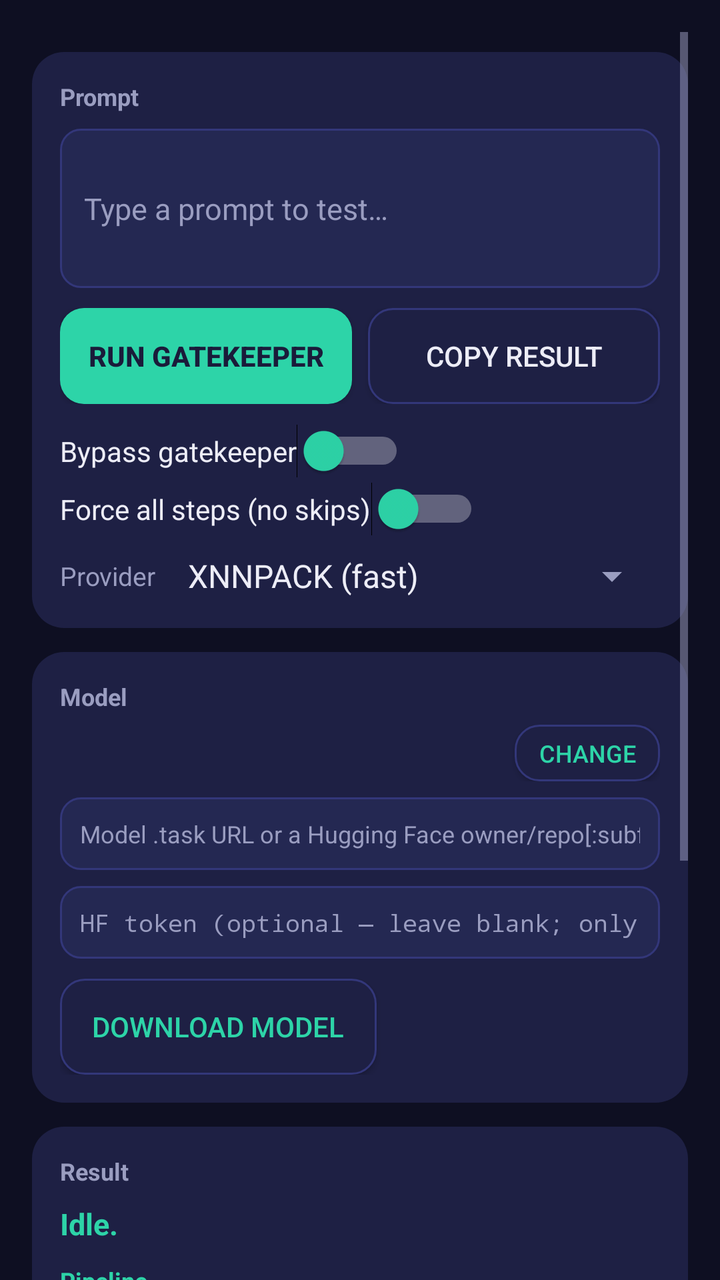
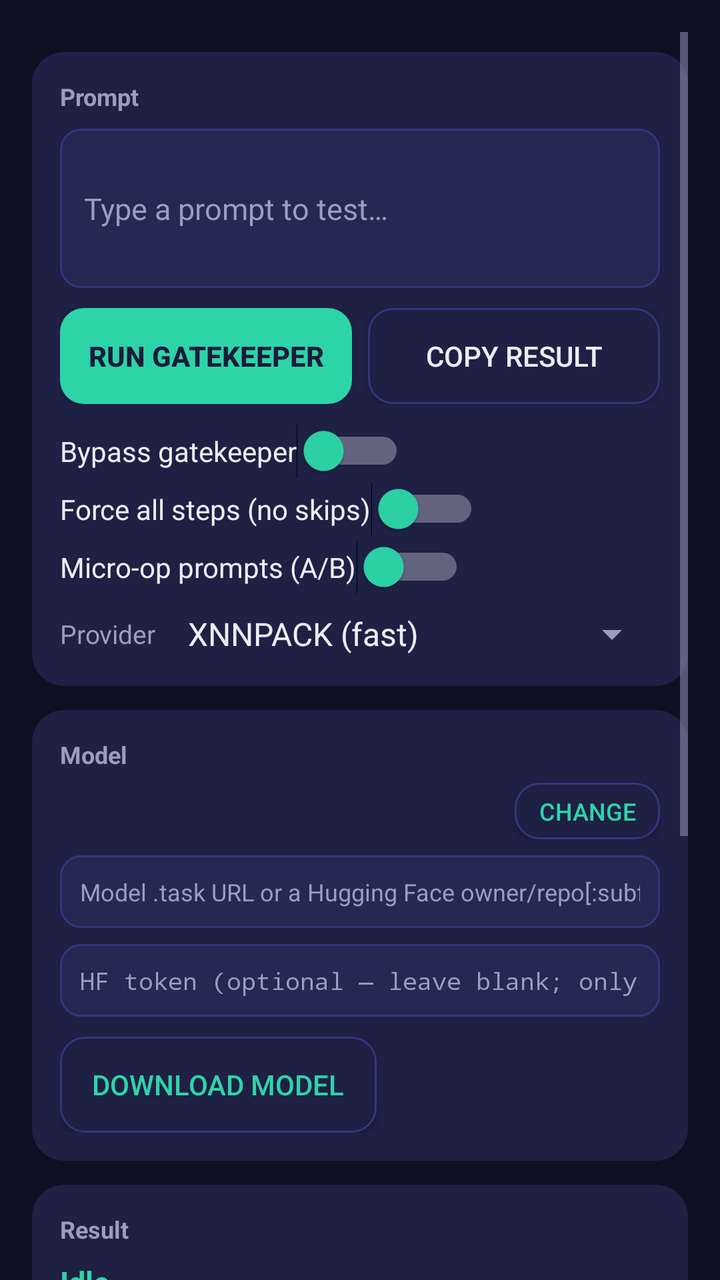

The first picture is an Android layout as it rendered before a commit; the second is the same layout after the commit. The layout source and the unified diff follow.
<!-- AndroidManifest.xml: application theme AppTheme -->
<!-- res/layout/activity_main.xml -->
<?xml version="1.0" encoding="utf-8"?>
<ScrollView xmlns:android="http://schemas.android.com/apk/res/android"
    android:layout_width="match_parent"
    android:layout_height="match_parent"
    android:background="@color/gatekeeper_bg"
    android:clipToPadding="false"
    android:padding="16dp">

    <LinearLayout
        android:layout_width="match_parent"
        android:layout_height="wrap_content"
        android:orientation="vertical"
        android:paddingBottom="96dp">

        <LinearLayout
            android:layout_width="match_parent"
            android:layout_height="wrap_content"
            android:layout_marginTop="10dp"
            android:background="@drawable/card_bg"
            android:orientation="vertical"
            android:padding="14dp">

            <TextView
                android:layout_width="wrap_content"
                android:layout_height="wrap_content"
                android:text="@string/section_prompt"
                android:textColor="@color/gatekeeper_muted"
                android:textSize="12sp"
                android:textStyle="bold" />

            <EditText
                android:id="@+id/input"
                android:layout_width="match_parent"
                android:layout_height="wrap_content"
                android:layout_marginTop="8dp"
                android:background="@drawable/field_bg"
                android:hint="@string/hint_input"
                android:inputType="textMultiLine"
                android:minLines="3"
                android:padding="12dp"
                android:textColor="@color/gatekeeper_text"
                android:textColorHint="@color/gatekeeper_muted"
                android:textSize="15sp" />

            <LinearLayout
                android:layout_width="match_parent"
                android:layout_height="wrap_content"
                android:layout_marginTop="10dp"
                android:orientation="horizontal">

                <Button
                    android:id="@+id/runButton"
                    android:layout_width="0dp"
                    android:layout_height="wrap_content"
                    android:layout_weight="1"
                    android:background="@drawable/btn_accent"
                    android:text="@string/run"
                    android:textColor="@color/gatekeeper_navy"
                    android:textStyle="bold" />

                <Button
                    android:id="@+id/copyButton"
                    android:layout_width="0dp"
                    android:layout_height="wrap_content"
                    android:layout_marginStart="8dp"
                    android:layout_weight="1"
                    android:background="@drawable/btn_subtle"
                    android:text="@string/copy_result"
                    android:textColor="@color/gatekeeper_text" />
            </LinearLayout>

            <Switch
                android:id="@+id/bypassGatekeeper"
                android:layout_width="wrap_content"
                android:layout_height="wrap_content"
                android:layout_marginTop="10dp"
                android:text="@string/bypass_gatekeeper"
                android:textColor="@color/gatekeeper_text"
                android:thumbTint="@color/gatekeeper_mint" />

            <Switch
                android:id="@+id/forceAllSteps"
                android:layout_width="wrap_content"
                android:layout_height="wrap_content"
                android:layout_marginTop="2dp"
                android:text="@string/force_all_steps"
                android:textColor="@color/gatekeeper_text"
                android:thumbTint="@color/gatekeeper_mint" />

            <LinearLayout
                android:layout_width="match_parent"
                android:layout_height="wrap_content"
                android:layout_marginTop="8dp"
                android:gravity="center_vertical"
                android:orientation="horizontal">

                <TextView
                    android:layout_width="wrap_content"
                    android:layout_height="wrap_content"
                    android:text="@string/provider_label"
                    android:textColor="@color/gatekeeper_muted"
                    android:textSize="13sp" />

                <Spinner
                    android:id="@+id/providerSpinner"
                    android:layout_width="0dp"
                    android:layout_height="wrap_content"
                    android:layout_marginStart="8dp"
                    android:layout_weight="1"
                    android:entries="@array/provider_options"
                    android:textColor="@color/gatekeeper_text" />
            </LinearLayout>
        </LinearLayout>

        <LinearLayout
            android:layout_width="match_parent"
            android:layout_height="wrap_content"
            android:layout_marginTop="12dp"
            android:background="@drawable/card_bg"
            android:orientation="vertical"
            android:padding="14dp">

            <TextView
                android:layout_width="wrap_content"
                android:layout_height="wrap_content"
                android:text="@string/section_model"
                android:textColor="@color/gatekeeper_muted"
                android:textSize="12sp"
                android:textStyle="bold" />

            <LinearLayout
                android:layout_width="match_parent"
                android:layout_height="wrap_content"
                android:layout_marginTop="6dp"
                android:gravity="center_vertical"
                android:orientation="horizontal">

                <TextView
                    android:id="@+id/modelStatus"
                    android:layout_width="0dp"
                    android:layout_height="wrap_content"
                    android:layout_weight="1"
                    android:textColor="@color/gatekeeper_text"
                    android:textSize="12sp" />

                <Button
                    android:id="@+id/modelToggleButton"
                    android:layout_width="wrap_content"
                    android:layout_height="wrap_content"
                    android:layout_marginStart="8dp"
                    android:background="@drawable/btn_subtle"
                    android:minHeight="0dp"
                    android:minWidth="0dp"
                    android:paddingStart="12dp"
                    android:paddingEnd="12dp"
                    android:paddingTop="6dp"
                    android:paddingBottom="6dp"
                    android:text="@string/change_model"
                    android:textColor="@color/gatekeeper_mint"
                    android:textSize="12sp" />
            </LinearLayout>

            <LinearLayout
                android:id="@+id/modelForm"
                android:layout_width="match_parent"
                android:layout_height="wrap_content"
                android:orientation="vertical">

                <EditText
                    android:id="@+id/modelUrl"
                    android:layout_width="match_parent"
                    android:layout_height="wrap_content"
                    android:layout_marginTop="8dp"
                    android:background="@drawable/field_bg"
                    android:hint="@string/hint_model_url"
                    android:inputType="textUri"
                    android:padding="10dp"
                    android:singleLine="true"
                    android:textColor="@color/gatekeeper_text"
                    android:textColorHint="@color/gatekeeper_muted"
                    android:textSize="12sp" />

                <EditText
                    android:id="@+id/hfToken"
                    android:layout_width="match_parent"
                    android:layout_height="wrap_content"
                    android:layout_marginTop="8dp"
                    android:background="@drawable/field_bg"
                    android:hint="@string/hint_hf_token"
                    android:inputType="textPassword"
                    android:padding="10dp"
                    android:singleLine="true"
                    android:textColor="@color/gatekeeper_text"
                    android:textColorHint="@color/gatekeeper_muted"
                    android:textSize="12sp" />

            <Button
                android:id="@+id/downloadButton"
                android:layout_width="wrap_content"
                android:layout_height="wrap_content"
                android:layout_marginTop="10dp"
                android:background="@drawable/btn_subtle"
                android:paddingStart="16dp"
                android:paddingEnd="16dp"
                android:paddingTop="10dp"
                android:paddingBottom="10dp"
                android:text="@string/download_model"
                android:textColor="@color/gatekeeper_mint" />

                <ProgressBar
                    android:id="@+id/downloadProgress"
                    style="?android:attr/progressBarStyleHorizontal"
                    android:layout_width="match_parent"
                    android:layout_height="wrap_content"
                    android:layout_marginTop="8dp"
                    android:max="100"
                    android:progressTint="@color/gatekeeper_mint"
                    android:visibility="gone" />
            </LinearLayout>

            <TextView
                android:id="@+id/updateStatus"
                android:layout_width="match_parent"
                android:layout_height="wrap_content"
                android:layout_marginTop="4dp"
                android:textColor="@color/gatekeeper_amber"
                android:textSize="12sp"
                android:textStyle="bold"
                android:visibility="gone" />
        </LinearLayout>

        <LinearLayout
            android:layout_width="match_parent"
            android:layout_height="wrap_content"
            android:layout_marginTop="12dp"
            android:background="@drawable/card_bg"
            android:orientation="vertical"
            android:padding="14dp">

            <LinearLayout
                android:layout_width="match_parent"
                android:layout_height="wrap_content"
                android:gravity="center_vertical"
                android:orientation="horizontal">

                <TextView
                    android:layout_width="0dp"
                    android:layout_height="wrap_content"
                    android:layout_weight="1"
                    android:text="@string/section_result"
                    android:textColor="@color/gatekeeper_muted"
                    android:textSize="12sp"
                    android:textStyle="bold" />

                <TextView
                    android:id="@+id/statusBadge"
                    android:layout_width="wrap_content"
                    android:layout_height="wrap_content"
                    android:minHeight="0dp"
                    android:minWidth="0dp"
                    android:paddingStart="10dp"
                    android:paddingEnd="10dp"
                    android:paddingTop="4dp"
                    android:paddingBottom="4dp"
                    android:textSize="11sp"
                    android:textStyle="bold"
                    android:visibility="gone" />
            </LinearLayout>

            <TextView
                android:id="@+id/statusView"
                android:layout_width="match_parent"
                android:layout_height="wrap_content"
                android:layout_marginTop="8dp"
                android:text="Idle."
                android:textColor="@color/gatekeeper_mint"
                android:textSize="15sp"
                android:textStyle="bold" />

            <TextView
                android:id="@+id/pipelineTitle"
                android:layout_width="match_parent"
                android:layout_height="wrap_content"
                android:layout_marginTop="10dp"
                android:text="@string/tab_pipeline"
                android:textColor="@color/gatekeeper_mint"
                android:textSize="12sp"
                android:textStyle="bold" />

            <LinearLayout
                android:id="@+id/pipelineMetaView"
                android:layout_width="match_parent"
                android:layout_height="wrap_content"
                android:layout_marginTop="6dp"
                android:animateLayoutChanges="true"
                android:orientation="vertical"
                android:visibility="gone" />

            <LinearLayout
                android:id="@+id/stepsView"
                android:layout_width="match_parent"
                android:layout_height="wrap_content"
                android:layout_marginTop="8dp"
                android:animateLayoutChanges="true"
                android:orientation="vertical" />

            <TextView
                android:id="@+id/debugLogView"
                android:layout_width="match_parent"
                android:layout_height="wrap_content"
                android:layout_marginTop="8dp"
                android:textColor="@color/gatekeeper_muted"
                android:textIsSelectable="true"
                android:textSize="10sp"
                android:typeface="monospace"
                android:visibility="gone" />

            <TextView
                android:id="@+id/telemetryView"
                android:layout_width="match_parent"
                android:layout_height="wrap_content"
                android:layout_marginTop="8dp"
                android:textColor="@color/gatekeeper_muted"
                android:textIsSelectable="true"
                android:textSize="12sp"
                android:typeface="monospace" />

            <TextView
                android:layout_width="wrap_content"
                android:layout_height="wrap_content"
                android:layout_marginTop="12dp"
                android:text="@string/section_final_answer"
                android:textColor="@color/gatekeeper_muted"
                android:textSize="12sp"
                android:textStyle="bold" />

            <LinearLayout
                android:layout_width="match_parent"
                android:layout_height="wrap_content"
                android:layout_marginTop="6dp"
                android:background="@drawable/field_bg"
                android:orientation="vertical"
                android:padding="12dp">

                <TextView
                    android:layout_width="wrap_content"
                    android:layout_height="wrap_content"
                    android:text="@string/label_original_request"
                    android:textColor="@color/gatekeeper_mint"
                    android:textSize="12sp"
                    android:textStyle="bold" />

                <TextView
                    android:id="@+id/answerPromptView"
                    android:layout_width="match_parent"
                    android:layout_height="wrap_content"
                    android:layout_marginTop="4dp"
                    android:textColor="@color/gatekeeper_text"
                    android:textIsSelectable="true"
                    android:textSize="14sp" />

                <TextView
                    android:layout_width="wrap_content"
                    android:layout_height="wrap_content"
                    android:layout_marginTop="10dp"
                    android:text="@string/label_final_response"
                    android:textColor="@color/gatekeeper_mint"
                    android:textSize="12sp"
                    android:textStyle="bold" />

                <TextView
                    android:id="@+id/outputView"
                    android:layout_width="match_parent"
                    android:layout_height="wrap_content"
                    android:layout_marginTop="4dp"
                    android:textColor="@color/gatekeeper_text"
                    android:textIsSelectable="true"
                    android:textSize="15sp" />
            </LinearLayout>
        </LinearLayout>
    </LinearLayout>
</ScrollView>
<!-- resources referenced by this layout -->
<resources>
  <string-array name="provider_options">
          <item>XNNPACK (fast)</item>
          <item>CPU only</item>
          <item>Both — benchmark</item>
      </string-array>
  <color name="gatekeeper_amber">#FFC531</color>
  <color name="gatekeeper_bg">#0E0F22</color>
  <color name="gatekeeper_mint">#2DD4A8</color>
  <color name="gatekeeper_muted">#9A9DC0</color>
  <color name="gatekeeper_navy">#1A1B3A</color>
  <color name="gatekeeper_text">#EDEDF7</color>
  <!-- drawable btn_accent (drawable) -->
  <?xml version="1.0" encoding="utf-8"?>
  <shape xmlns:android="http://schemas.android.com/apk/res/android" android:shape="rectangle">
      <corners android:radius="12dp" />
      <solid android:color="@color/gatekeeper_mint" />
  </shape>
  <!-- drawable btn_subtle (drawable) -->
  <?xml version="1.0" encoding="utf-8"?>
  <shape xmlns:android="http://schemas.android.com/apk/res/android" android:shape="rectangle">
      <corners android:radius="12dp" />
      <solid android:color="@color/gatekeeper_surface" />
      <stroke android:width="1dp" android:color="@color/gatekeeper_divider" />
  </shape>
  <!-- drawable card_bg (drawable) -->
  <?xml version="1.0" encoding="utf-8"?>
  <shape xmlns:android="http://schemas.android.com/apk/res/android" android:shape="rectangle">
      <corners android:radius="16dp" />
      <solid android:color="@color/gatekeeper_surface" />
  </shape>
  <!-- drawable field_bg (drawable) -->
  <?xml version="1.0" encoding="utf-8"?>
  <shape xmlns:android="http://schemas.android.com/apk/res/android" android:shape="rectangle">
      <corners android:radius="10dp" />
      <solid android:color="@color/gatekeeper_field" />
      <stroke android:width="1dp" android:color="@color/gatekeeper_divider" />
  </shape>
  <string name="bypass_gatekeeper">Bypass gatekeeper</string>
  <string name="change_model">Change</string>
  <string name="copy_result">Copy result</string>
  <string name="download_model">Download model</string>
  <string name="force_all_steps">Force all steps (no skips)</string>
  <string name="hint_hf_token">HF token (optional — leave blank; only gated repos need one)</string>
  <string name="hint_input">Type a prompt to test…</string>
  <string name="hint_model_url">Model .task URL or a Hugging Face owner/repo[:subfolder]</string>
  <string name="label_final_response">Final response</string>
  <string name="label_original_request">Original request</string>
  <string name="provider_label">Provider</string>
  <string name="run">Run gatekeeper</string>
  <string name="section_final_answer">Final answer</string>
  <string name="section_model">Model</string>
  <string name="section_prompt">Prompt</string>
  <string name="section_result">Result</string>
  <string name="tab_pipeline">Pipeline</string>
  <style name="AppTheme" parent="android:Theme.Material.NoActionBar">
          <item name="android:windowBackground">@color/gatekeeper_bg</item>
          <item name="android:colorBackground">@color/gatekeeper_bg</item>
          <item name="android:textColorPrimary">@color/gatekeeper_text</item>
          <item name="android:textColorSecondary">@color/gatekeeper_muted</item>
          <item name="android:colorAccent">@color/gatekeeper_mint</item>
          <item name="android:statusBarColor">@color/gatekeeper_bg</item>
          <item name="android:navigationBarColor">@color/gatekeeper_bg</item>
      </style>
  <color name="gatekeeper_surface">#1E2044</color>
  <color name="gatekeeper_divider">#33377A</color>
  <color name="gatekeeper_field">#242852</color>
</resources>

<!-- the commit's change to res/layout/activity_main.xml (unified diff, before → after) -->
@@ -84,6 +84,15 @@
                 android:layout_height="wrap_content"
                 android:layout_marginTop="2dp"
                 android:text="@string/force_all_steps"
+                android:textColor="@color/gatekeeper_text"
+                android:thumbTint="@color/gatekeeper_mint" />
+
+            <Switch
+                android:id="@+id/promptSetSwitch"
+                android:layout_width="wrap_content"
+                android:layout_height="wrap_content"
+                android:layout_marginTop="2dp"
+                android:text="@string/use_micro_op_prompts"
                 android:textColor="@color/gatekeeper_text"
                 android:thumbTint="@color/gatekeeper_mint" />
 
<!-- resource entries referenced after the edit -->
@@ -54,6 +54,7 @@
   <string name="section_prompt">Prompt</string>
   <string name="section_result">Result</string>
   <string name="tab_pipeline">Pipeline</string>
+  <string name="use_micro_op_prompts">Micro-op prompts (A/B)</string>
   <style name="AppTheme" parent="android:Theme.Material.NoActionBar">
           <item name="android:windowBackground">@color/gatekeeper_bg</item>
           <item name="android:colorBackground">@color/gatekeeper_bg</item>
